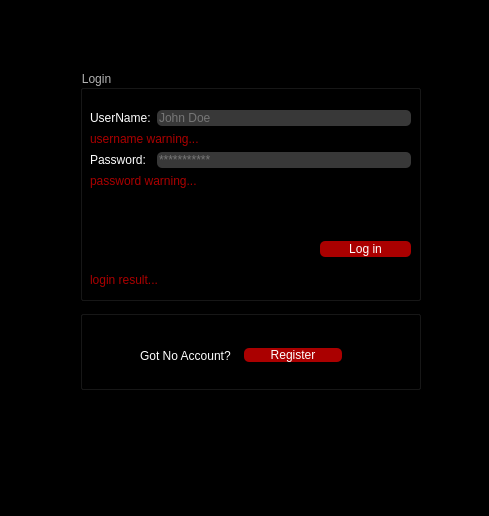
Before: the Qt Designer form loginpage.ui in borhanem/Messenger_Void_13, drawn with Qt 5.
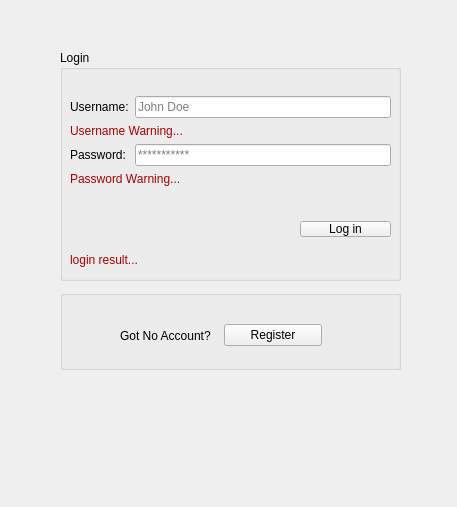
After: the same form once the commit is applied. Icons and pictures are not drawn.

Patch:
```diff
--- a/loginpage.ui
+++ b/loginpage.ui
@@ -6,27 +6,27 @@
    <rect>
     <x>0</x>
     <y>0</y>
-    <width>489</width>
-    <height>516</height>
+    <width>457</width>
+    <height>507</height>
    </rect>
   </property>
   <property name="windowTitle">
    <string>Login</string>
   </property>
   <property name="styleSheet">
-   <string notr="true">background-color: rgb(0, 0, 0);</string>
+   <string notr="true"/>
   </property>
   <widget class="QGroupBox" name="groupBox">
    <property name="geometry">
     <rect>
-     <x>80</x>
-     <y>70</y>
+     <x>60</x>
+     <y>50</y>
      <width>341</width>
      <height>231</height>
     </rect>
    </property>
    <property name="styleSheet">
-    <string notr="true">color: rgb(179, 179, 179);</string>
+    <string notr="true"/>
    </property>
    <property name="title">
     <string>Login</string>
@@ -41,9 +41,7 @@
      </rect>
     </property>
     <property name="styleSheet">
-     <string notr="true">background-color: rgb(170, 0, 0);
-border-radius: 5px;
-color: rgb(255, 255, 255);</string>
+     <string notr="true"/>
     </property>
     <property name="text">
      <string>Log in</string>
@@ -53,61 +51,46 @@
     <property name="geometry">
      <rect>
       <x>10</x>
-      <y>40</y>
+      <y>20</y>
       <width>321</width>
-      <height>119</height>
+      <height>146</height>
      </rect>
     </property>
     <layout class="QFormLayout" name="formLayout">
-     <item row="0" column="0">
+     <item row="1" column="0">
       <widget class="QLabel" name="username_lbl">
        <property name="styleSheet">
-        <string notr="true">color: rgb(255, 255, 255);</string>
+        <string notr="true"/>
        </property>
        <property name="text">
-        <string>UserName:</string>
+        <string>Username:</string>
        </property>
       </widget>
      </item>
-     <item row="0" column="1">
-      <widget class="QLineEdit" name="username_led">
-       <property name="styleSheet">
-        <string notr="true">background-color: rgb(56, 56, 56);
-border-color: rgb(170, 170, 127);
-border-radius:5%;</string>
-       </property>
-       <property name="placeholderText">
-        <string>John Doe</string>
-       </property>
-      </widget>
-     </item>
-     <item row="1" column="0" colspan="2">
+     <item row="2" column="0" colspan="2">
       <widget class="QLabel" name="usrname_warning_lbl">
        <property name="styleSheet">
         <string notr="true">color: rgb(170, 0, 0);</string>
        </property>
        <property name="text">
-        <string>username warning...</string>
+        <string>Username Warning...</string>
        </property>
       </widget>
      </item>
-     <item row="2" column="0">
+     <item row="3" column="0">
       <widget class="QLabel" name="password_lbl">
        <property name="styleSheet">
-        <string notr="true">color: rgb(255, 255, 255);
-</string>
+        <string notr="true"/>
        </property>
        <property name="text">
         <string>Password:</string>
        </property>
       </widget>
      </item>
-     <item row="2" column="1">
+     <item row="3" column="1">
       <widget class="QLineEdit" name="password_led">
        <property name="styleSheet">
-        <string notr="true">background-color: rgb(56, 56, 56);
-border-color: rgb(170, 170, 127);
-border-radius:5%;</string>
+        <string notr="true"/>
        </property>
        <property name="echoMode">
         <enum>QLineEdit::Password</enum>
@@ -117,16 +100,39 @@
        </property>
       </widget>
      </item>
-     <item row="3" column="0" colspan="2">
+     <item row="4" column="0" colspan="2">
       <widget class="QLabel" name="password_warning_lbl">
        <property name="styleSheet">
         <string notr="true">color: rgb(170, 0, 0);</string>
        </property>
        <property name="text">
-        <string>password warning...</string>
+        <string>Password Warning...</string>
        </property>
       </widget>
      </item>
+     <item row="1" column="1">
+      <widget class="QLineEdit" name="username_led">
+       <property name="styleSheet">
+        <string notr="true"/>
+       </property>
+       <property name="placeholderText">
+        <string>John Doe</string>
+       </property>
+      </widget>
+     </item>
+     <item row="0" column="1">
+      <spacer name="horizontalSpacer">
+       <property name="orientation">
+        <enum>Qt::Horizontal</enum>
+       </property>
+       <property name="sizeHint" stdset="0">
+        <size>
+         <width>40</width>
+         <height>20</height>
+        </size>
+       </property>
+      </spacer>
+     </item>
     </layout>
    </widget>
    <widget class="QLabel" name="login_result_lbl">
@@ -149,8 +155,8 @@
   <widget class="QGroupBox" name="groupBox_2">
    <property name="geometry">
     <rect>
-     <x>80</x>
-     <y>310</y>
+     <x>60</x>
+     <y>290</y>
      <width>341</width>
      <height>80</height>
     </rect>
@@ -171,7 +177,7 @@
      <item>
       <widget class="QLabel" name="Register_lbl">
        <property name="styleSheet">
-        <string notr="true">color: rgb(255, 255, 255);</string>
+        <string notr="true"/>
        </property>
        <property name="text">
         <string>Got No Account?</string>
@@ -181,9 +187,7 @@
      <item>
       <widget class="QPushButton" name="Register_pbn">
        <property name="styleSheet">
-        <string notr="true">background-color: rgb(170, 0, 0);
-border-radius: 5px;
-color: rgb(255, 255, 255);</string>
+        <string notr="true"/>
        </property>
        <property name="text">
         <string>Register</string>
@@ -193,6 +197,79 @@
     </layout>
    </widget>
   </widget>
+  <widget class="QPushButton" name="Theme_1">
+   <property name="geometry">
+    <rect>
+     <x>321</x>
+     <y>390</y>
+     <width>22</width>
+     <height>20</height>
+    </rect>
+   </property>
+   <property name="styleSheet">
+    <string notr="true">background-image: url(:/new/prefix1/Style/red.png);
+border-color: rgb(170, 170, 127);
+border-radius:10%;
+</string>
+   </property>
+   <property name="text">
+    <string/>
+   </property>
+  </widget>
+  <widget class="QPushButton" name="Theme_2_pbn">
+   <property name="geometry">
+    <rect>
+     <x>292</x>
+     <y>390</y>
+     <width>22</width>
+     <height>20</height>
+    </rect>
+   </property>
+   <property name="styleSheet">
+    <string notr="true">background-image: url(:/new/prefix1/Style/Stars.png);
+border-color: rgb(170, 170, 127);
+border-radius:10%;</string>
+   </property>
+   <property name="text">
+    <string/>
+   </property>
+  </widget>
+  <widget class="QPushButton" name="pushButton">
+   <property name="geometry">
+    <rect>
+     <x>350</x>
+     <y>390</y>
+     <width>22</width>
+     <height>20</height>
+    </rect>
+   </property>
+   <property name="styleSheet">
+    <string notr="true">background-image: url(:/new/prefix1/Style/Green.png);
+border-color: rgb(170, 170, 127);
+border-radius: 10%;</string>
+   </property>
+   <property name="text">
+    <string/>
+   </property>
+  </widget>
+  <widget class="QPushButton" name="Theme_3_pbn">
+   <property name="geometry">
+    <rect>
+     <x>379</x>
+     <y>390</y>
+     <width>22</width>
+     <height>20</height>
+    </rect>
+   </property>
+   <property name="styleSheet">
+    <string notr="true">background-image: url(:/new/prefix1/Style/LightPink.png);
+border-color: rgb(170, 170, 127);
+border-radius: 10%;</string>
+   </property>
+   <property name="text">
+    <string/>
+   </property>
+  </widget>
  </widget>
  <resources/>
  <connections/>
```
